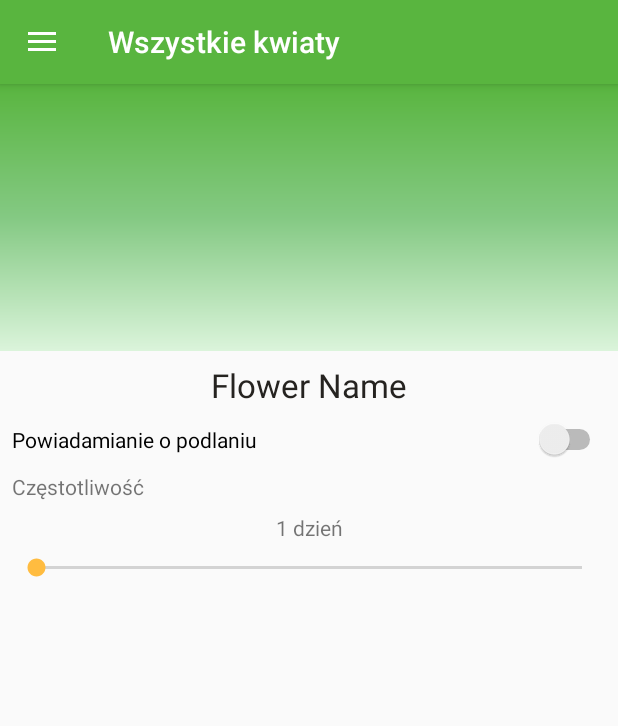
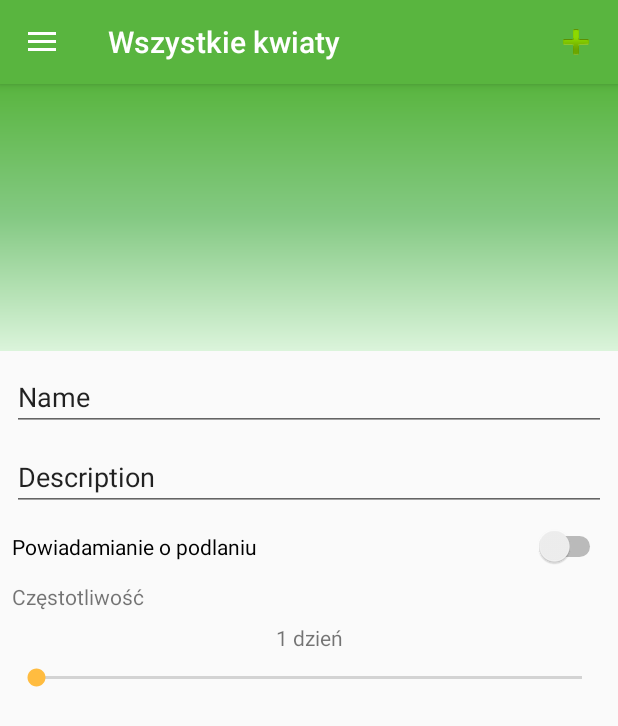
Before and after one commit to mniami/pourtheflowers, an Android app: the fragment EditDetailsFragment placed in its activity, on a phone screen of 412 x 824 dp. Shown: the top 726 px of the screen. Run offline under Robolectric (Android 15) with nearby library versions, the light colour scheme and no system bars; our stand-ins replace Picasso; 7 statements that could not run were skipped.

Commit message:
Fixed adding new item Fixed show edit item fragment

```diff
--- a/pourtheflowers/app/src/main/java/guideme/bydgoszcz/pl/pourtheflower/actions/LoadItemsFromResources.kt
+++ b/pourtheflowers/app/src/main/java/guideme/bydgoszcz/pl/pourtheflower/actions/LoadItemsFromResources.kt
@@ -11,7 +11,7 @@ class LoadItemsFromResources @Inject constructor(private val repo: ItemsReposito
     fun load() {
         if (!repo.isInitialized) {
             val unSerializedFlowers = resourcesLoader.load().sortedBy { it.content }
-            repo.itemsStore = uiMapper.mapToUi(unSerializedFlowers)
+            repo.itemsStore = uiMapper.mapToUi(unSerializedFlowers, false)
             repo.isInitialized = true
         }
     }
--- a/pourtheflowers/app/src/main/java/guideme/bydgoszcz/pl/pourtheflower/actions/LoadUser.kt
+++ b/pourtheflowers/app/src/main/java/guideme/bydgoszcz/pl/pourtheflower/actions/LoadUser.kt
@@ -5,13 +5,13 @@ import guideme.bydgoszcz.pl.pourtheflower.model.ItemsRepository
 import guideme.bydgoszcz.pl.pourtheflower.serialization.UserDataCache
 import javax.inject.Inject
 
-class LoadUser @Inject constructor(private val flowersRepository: ItemsRepository,
+class LoadUser @Inject constructor(private val repository: ItemsRepository,
                                    private val userDataCache: UserDataCache,
-                                   private val flowerUiMapper: ItemUiMapper) {
+                                   private val itemUiMapper: ItemUiMapper) {
     fun load() {
         val deSerializedUser = userDataCache.load()
-        val userUi = flowerUiMapper.mapUserToUi(deSerializedUser)
+        val userUi = itemUiMapper.mapUserToUi(deSerializedUser, true)
         userUi.items.sortBy { it.item.content }
-        flowersRepository.user = userUi
+        repository.user = userUi
     }
 }
--- a/pourtheflowers/app/src/main/java/guideme/bydgoszcz/pl/pourtheflower/dagger/ItemModule.kt
+++ b/pourtheflowers/app/src/main/java/guideme/bydgoszcz/pl/pourtheflower/dagger/ItemModule.kt
@@ -5,6 +5,7 @@ import android.content.Context
 import dagger.Module
 import dagger.Provides
 import guideme.bydgoszcz.pl.pourtheflower.serialization.DataCache
+import java.util.*
 import javax.inject.Inject
 import javax.inject.Singleton
 
@@ -23,5 +24,7 @@ class ItemModule @Inject constructor(private val application: Application) {
     @Provides
     fun provideApplication(): Application = application
 
-
+    @Singleton
+    @Provides
+    fun provideRandom(): Random = Random()
 }
--- a/pourtheflowers/app/src/main/java/guideme/bydgoszcz/pl/pourtheflower/features/AddNewItem.kt
+++ b/pourtheflowers/app/src/main/java/guideme/bydgoszcz/pl/pourtheflower/features/AddNewItem.kt
@@ -8,9 +8,9 @@ import javax.inject.Inject
 
 class AddNewItem @Inject constructor(private val repo: ItemsRepository,
                                      private val updateUserItems: UpdateUserItems,
-                                     private val saveChanges: SaveUserChanges) {
+                                     private val saveChanges: SaveUserChanges,
+                                     private val random: Random) {
     fun add(name: String, description: String, tags: List<Tag>, imageUrl: String, onFinished: () -> Unit) {
-        val random = Random()
         val item = Item(
                 id = random.nextInt().toString(),
                 content = name,
--- a/pourtheflowers/app/src/main/java/guideme/bydgoszcz/pl/pourtheflower/mappers/ItemUiMapper.kt
+++ b/pourtheflowers/app/src/main/java/guideme/bydgoszcz/pl/pourtheflower/mappers/ItemUiMapper.kt
@@ -7,13 +7,13 @@ import guideme.bydgoszcz.pl.pourtheflower.model.UserUiItem
 import javax.inject.Inject
 
 class ItemUiMapper @Inject constructor() {
-    fun mapUserToUi(user: User): UserUiItem {
-        return UserUiItem(mapToUi(user.items))
+    fun mapUserToUi(user: User, isUser: Boolean): UserUiItem {
+        return UserUiItem(mapToUi(user.items, isUser))
     }
 
-    fun mapToUi(items: List<Item>): MutableList<UiItem> {
+    fun mapToUi(items: List<Item>, isUser: Boolean): MutableList<UiItem> {
         return items.asSequence().map {
-            UiItem(it, false)
+            UiItem(it, isUser)
         }.toMutableList()
     }
 
--- a/pourtheflowers/app/src/main/java/guideme/bydgoszcz/pl/pourtheflower/views/fragments/EditDetailsFragment.kt
+++ b/pourtheflowers/app/src/main/java/guideme/bydgoszcz/pl/pourtheflower/views/fragments/EditDetailsFragment.kt
@@ -3,11 +3,8 @@ package guideme.bydgoszcz.pl.pourtheflower.views.fragments
 import android.os.Bundle
 import android.support.design.widget.FloatingActionButton
 import android.support.v4.app.Fragment
-import android.view.LayoutInflater
-import android.view.View
-import android.view.ViewGroup
+import android.view.*
 import android.widget.SeekBar
-import android.widget.TextView
 import guideme.bydgoszcz.pl.pourtheflower.PourTheFlowerApplication
 import guideme.bydgoszcz.pl.pourtheflower.R
 import guideme.bydgoszcz.pl.pourtheflower.actions.SaveUserChanges
@@ -45,8 +42,9 @@ class EditDetailsFragment : Fragment() {
         val fab: FloatingActionButton = activity?.findViewById(R.id.fab) ?: return
         fab.hide()
 
-        val headerTextView = activity?.findViewById<TextView>(R.id.headerTextView)
-        headerTextView?.text = uiItem.item.content
+        etName?.setText(uiItem.item.content)
+        etDescription?.setText(uiItem.item.description)
+
         turnNotificationSwitch.isChecked = uiItem.item.notification.enabled
         turnNotificationSwitch.setOnClickListener {
             uiItem.item.notification.enabled = turnNotificationSwitch.isChecked
@@ -91,6 +89,15 @@ class EditDetailsFragment : Fragment() {
         }
     }
 
+    override fun onCreateOptionsMenu(menu: Menu?, menuInflater: MenuInflater?) {
+        menuInflater?.inflate(R.menu.edit_item_menu, menu)
+
+        menu?.findItem(R.id.accept)?.setOnMenuItemClickListener {
+            activity?.supportFragmentManager?.popBackStack()
+            true
+        }
+    }
+
     companion object {
         private const val ITEM_PARAM_NAME = "Item"
 
--- a/pourtheflowers/app/src/main/java/guideme/bydgoszcz/pl/pourtheflower/views/fragments/ImageLoader.kt
+++ b/pourtheflowers/app/src/main/java/guideme/bydgoszcz/pl/pourtheflower/views/fragments/ImageLoader.kt
@@ -16,6 +16,9 @@ class ImageLoader(private val itemImage: ImageView) {
                 return@afterMeasured
             }
             val imageUrl = flowerUiItem.item.imageUrl
+//            if (!URLUtil.isFileUrl(imageUrl) && !URLUtil.isNetworkUrl(imageUrl)) {
+//                return@afterMeasured
+//            }
             val description = String.format("Source: %s", URL(imageUrl).host)
 
             Picasso.get().load(imageUrl)
--- a/pourtheflowers/app/src/main/java/guideme/bydgoszcz/pl/pourtheflower/views/fragments/TakingPictureThumbnail.kt
+++ b/pourtheflowers/app/src/main/java/guideme/bydgoszcz/pl/pourtheflower/views/fragments/TakingPictureThumbnail.kt
@@ -4,4 +4,5 @@ import android.graphics.Bitmap
 
 interface TakingPictureThumbnail {
     fun onThumbnail(bitmap: Bitmap)
+    fun onPictureCaptured()
 }
--- a/pourtheflowers/app/src/main/res/layout/fragment_flower_edit.xml
+++ b/pourtheflowers/app/src/main/res/layout/fragment_flower_edit.xml
@@ -37,32 +37,18 @@
         android:orientation="horizontal"
         app:layout_constraintGuide_begin="178dp"/>
 
-    <TextView
-        android:id="@+id/headerTextView"
-        android:layout_width="wrap_content"
-        android:layout_height="0dp"
-        android:layout_margin="8dp"
-        android:layout_marginStart="8dp"
-        android:layout_marginTop="8dp"
-        android:layout_marginEnd="8dp"
-        android:text="Flower Name"
-        android:textColor="@color/descriptionTextColor"
-        android:textSize="@dimen/headerTextSize"
-        app:layout_constraintEnd_toEndOf="parent"
-        app:layout_constraintStart_toStartOf="parent"
-        app:layout_constraintTop_toTopOf="@+id/guideline2"/>
-
     <Switch
         android:id="@+id/turnNotificationSwitch"
         android:layout_width="0dp"
-        android:layout_height="wrap_content"
+        android:layout_height="31dp"
         android:layout_marginStart="8dp"
         android:layout_marginTop="8dp"
         android:layout_marginEnd="8dp"
         android:text="Powiadamianie o podlaniu"
         app:layout_constraintEnd_toEndOf="parent"
+        app:layout_constraintHorizontal_bias="0.0"
         app:layout_constraintStart_toStartOf="parent"
-        app:layout_constraintTop_toBottomOf="@+id/headerTextView"/>
+        app:layout_constraintTop_toBottomOf="@+id/etDescription"/>
 
     <SeekBar
         android:id="@+id/seekBar"
@@ -88,5 +74,33 @@
         app:layout_constraintStart_toStartOf="parent"
         app:layout_constraintTop_toBottomOf="@+id/turnNotificationSwitch"/>
 
+    <EditText
+        android:id="@+id/etName"
+        android:layout_width="0dp"
+        android:layout_height="wrap_content"
+        android:layout_marginStart="8dp"
+        android:layout_marginTop="8dp"
+        android:layout_marginEnd="8dp"
+        android:ems="10"
+        android:inputType="textPersonName"
+        android:text="Name"
+        app:layout_constraintEnd_toEndOf="parent"
+        app:layout_constraintStart_toStartOf="parent"
+        app:layout_constraintTop_toTopOf="@+id/guideline2"/>
+
+    <EditText
+        android:id="@+id/etDescription"
+        android:layout_width="0dp"
+        android:layout_height="wrap_content"
+        android:layout_marginStart="8dp"
+        android:layout_marginTop="8dp"
+        android:layout_marginEnd="8dp"
+        android:ems="10"
+        android:inputType="textPersonName"
+        android:text="Description"
+        app:layout_constraintEnd_toEndOf="parent"
+        app:layout_constraintStart_toStartOf="parent"
+        app:layout_constraintTop_toBottomOf="@+id/etName"/>
+
 
 </android.support.constraint.ConstraintLayout>
--- /dev/null
+++ b/pourtheflowers/app/src/main/res/menu/edit_item_menu.xml
@@ -0,0 +1,11 @@
+<?xml version="1.0" encoding="utf-8"?>
+<menu xmlns:android="http://schemas.android.com/apk/res/android"
+      xmlns:app="http://schemas.android.com/apk/res-auto">
+
+    <item
+        android:id="@+id/accept"
+        android:icon="@android:drawable/ic_input_add"
+        android:orderInCategory="100"
+        android:title="@string/accept_menu_button"
+        app:showAsAction="always"/>
+</menu>
--- a/pourtheflowers/app/src/main/res/values/strings.xml
+++ b/pourtheflowers/app/src/main/res/values/strings.xml
@@ -97,11 +97,15 @@
         "For example, position the FAB to one side of stream of a cards so the FAB won’t interfere "
         "when a user tries to pick up one of cards.\n\n"
     </string>
-    <string name="search_title">search</string>
-    <string name="flower_information">Flower information</string>
+    <string name="search_title">szukaj</string>
+    <string name="flower_information">Informacje</string>
     <string name="flower_image_description">Kwiat</string>
     <string name="all_flowers_title">Wszystkie kwiaty</string>
     <string name="user_flowers_title">Twoje kwiaty</string>
     <string name="remove_item">Usuń</string>
     <string name="frequency_day_label">%s dzień</string>
+
+    <!-- Errors -->
+    <string name="image_file_not_found">Nie udało się zapisać zdjęcia</string>
+    <string name="accept_menu_button">Zaakceptuj</string>
 </resources>
--- /dev/null
+++ b/pourtheflowers/app/src/main/res/xml/file_paths.xml
@@ -0,0 +1,6 @@
+<?xml version="1.0" encoding="utf-8"?>
+<paths>
+    <external-path
+        name="my_images"
+        path="Android/data/guideme.bydgoszcz.pl.pourtheflower/files/Pictures"/>
+</paths>
```
Also changed, not shown: pourtheflowers/app/src/main/AndroidManifest.xml (+9 -0 lines), pourtheflowers/app/src/main/java/guideme/bydgoszcz/pl/pourtheflower/MainActivity.kt (+6 -2 lines), pourtheflowers/app/src/main/java/guideme/bydgoszcz/pl/pourtheflower/MainActivityViewPresenter.kt (+6 -4 lines), pourtheflowers/app/src/main/java/guideme/bydgoszcz/pl/pourtheflower/views/TakePicture.kt (+63 -7 lines), pourtheflowers/app/src/main/java/guideme/bydgoszcz/pl/pourtheflower/views/fragments/NewItemFragment.kt (+60 -10 lines).
